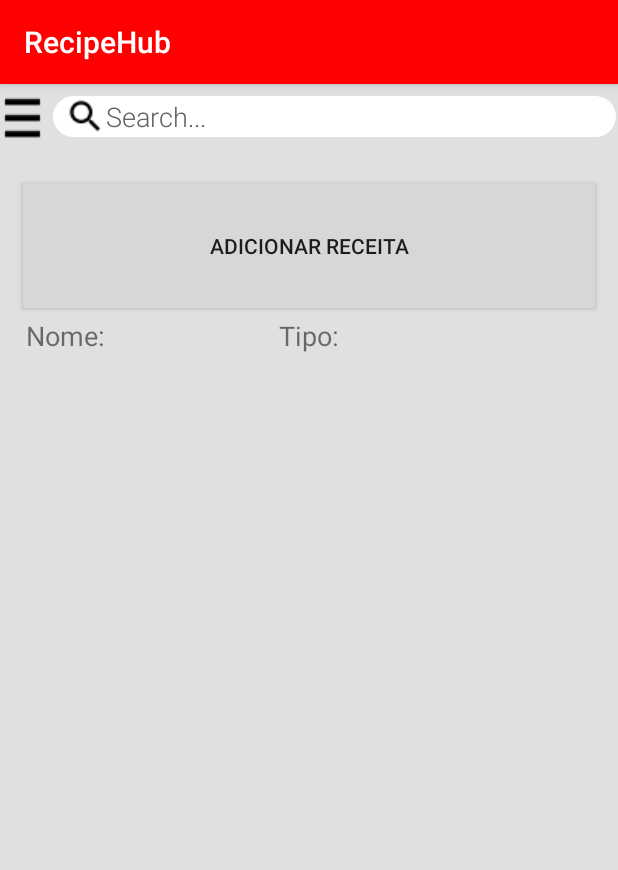
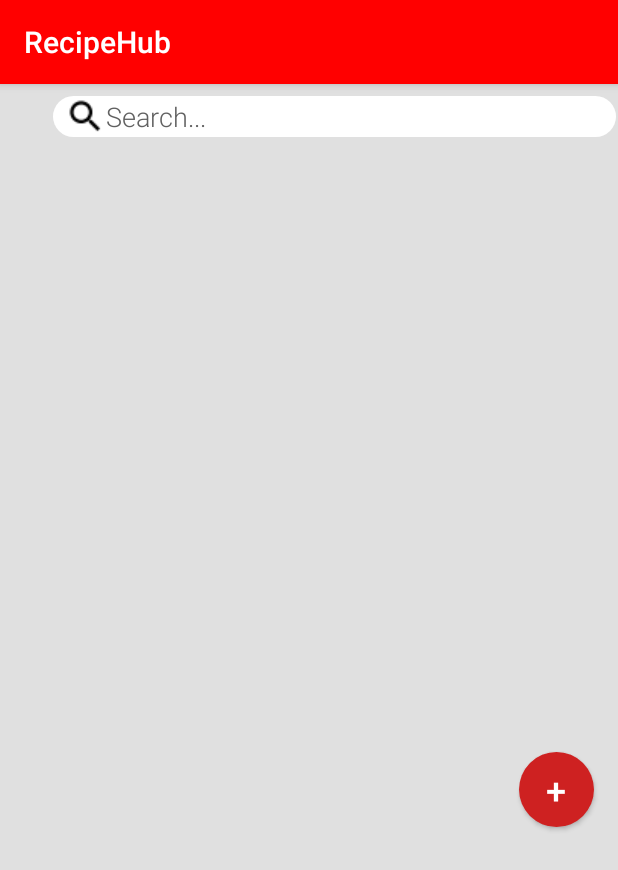
Before and after one commit to leosauberman/RecipeHub, an Android app: the screen it shows after launch (MainActivity), on a phone screen of 412 x 824 dp. Shown: the top 870 px of the screen. Run offline under Robolectric (Android 15) with nearby library versions, the phone set to English and light mode, and no system bars; 3 statements that could not run were skipped.

Commit message:
Implementei banco de dados(Create, Insert e Read) e ListView. Ainda não funcional.

```diff
--- /dev/null
+++ b/app/src/main/java/com/example/leonardomoraes/myapplication/DataBaseHelper.java
@@ -0,0 +1,67 @@
+package com.example.leonardomoraes.myapplication;
+
+import android.content.ContentValues;
+import android.content.Context;
+import android.database.Cursor;
+import android.database.sqlite.SQLiteDatabase;
+import android.database.sqlite.SQLiteOpenHelper;
+
+/**
+ * Created by ADM on 22/05/2017.
+ */
+
+public class DataBaseHelper extends SQLiteOpenHelper {
+    public static final String DATABASE_NAME = "RecipeHub.db";
+    public static final String TABLE_NAME = "tabela_Receitas";
+
+    public static final String COL_1 = "ID";
+    public static final String COL_2 = "NOME";
+    public static final String COL_3 = "INGREDIENTES";
+    public static final String COL_4 = "TEMPO";
+    public static final String COL_5 = "SABOR";
+    public static final String COL_6 = "TIPO";
+    public static final String COL_7 = "PREPARO";
+    //imagem
+    public DataBaseHelper(Context context) {
+        super(context, DATABASE_NAME, null, 1);
+        SQLiteDatabase db = this.getWritableDatabase();
+    }
+    @Override
+    public void onCreate(SQLiteDatabase db){
+        db.execSQL("CREATE " + DATABASE_NAME +
+                "(ID INTEGER PRIMARY KEY AUTOINCREMENT," +
+                "NOME TEXT, " +
+                "INGREDIENTE TEXT, " +
+                "TEMPO INTEGER, " +
+                "SABOR TEXT, " +
+                "TIPO TEXT, " +
+                "PREPARO TEXT)");
+    }
+    @Override
+    public void onUpgrade(SQLiteDatabase db, int oldVersion, int newVersion){
+        db.execSQL("DROP TABLE IF EXISTS" + TABLE_NAME);
+    }
+    public boolean insertData(String nome, String ingredientes, int tempo, String sabor, String tipo, String preparo){
+        SQLiteDatabase db = this.getWritableDatabase();
+        ContentValues valores  = new ContentValues();
+        valores.put(COL_2, nome);
+        valores.put(COL_3, ingredientes);
+        valores.put(COL_4, tempo);
+        valores.put(COL_5, sabor);
+        valores.put(COL_6, tipo);
+        valores.put(COL_7, preparo);
+        long result = db.insert(TABLE_NAME, null, valores);
+        db.close();
+        if(result == -1){
+            return false;
+        }
+        else{
+            return true;
+        }
+    }
+    public Cursor getAllData(){
+        SQLiteDatabase db = this.getWritableDatabase();
+        Cursor res = db.rawQuery("SELECT * FROM" + TABLE_NAME, null);
+        return res;
+    }
+}
--- a/app/src/main/java/com/example/leonardomoraes/myapplication/MainActivity.java
+++ b/app/src/main/java/com/example/leonardomoraes/myapplication/MainActivity.java
@@ -1,29 +1,54 @@
 package com.example.leonardomoraes.myapplication;
 
 import android.content.Intent;
+import android.database.Cursor;
 import android.support.v7.app.AppCompatActivity;
 import android.os.Bundle;
+import android.support.v7.widget.ListViewCompat;
 import android.view.View;
+import android.widget.ArrayAdapter;
 import android.widget.Button;
 import android.widget.EditText;
+import android.widget.ListView;
 import android.widget.Spinner;
 import android.widget.TextView;
 import android.widget.Toast;
 
+import java.util.ArrayList;
+import java.util.List;
+
 public class MainActivity extends AppCompatActivity {
 
-    private Button add1, menu1;
-    private TextView receitaFeed, tipoTextView, sdTextView;
+    private Button add1;
+    private ListView listaReceitas;
+    private List<String> feed = new ArrayList<String>();
 
     @Override
     protected void onCreate(Bundle savedInstanceState) {
         super.onCreate(savedInstanceState);
         setContentView(R.layout.main);
 
-        receitaFeed = (TextView) findViewById(R.id.receitaFeed);
-        tipoTextView = (TextView) findViewById(R.id.tipoTextView);
-        sdTextView = (TextView) findViewById(R.id.sdTextView);
-
+        DataBaseHelper myDB = new DataBaseHelper(this);
+        Cursor res = myDB.getAllData();
+        if(res != null && res.getCount() > 0) {
+            while (res.moveToNext()) {
+                feed.add("Nome: " + res.getString(1));
+                feed.add("Tempo: " + res.getString(3));
+                feed.add("Sabor: " + res.getString(4));
+                feed.add("Tipo: " + res.getString(5));
+            }
+            Toast.makeText(this, "TOMA OS DADO AE", Toast.LENGTH_LONG);
+        }
+        else{
+            Toast.makeText(this, "No hay datos", Toast.LENGTH_LONG);
+        }
+        ArrayAdapter<String> adapter = new ArrayAdapter<String>(
+                getApplicationContext(),
+                android.R.layout.simple_list_item_1,
+                android.R.id.text1,
+                feed
+        );
+        listaReceitas.setAdapter(adapter);
         add1 = (Button) findViewById(R.id.addRecipe);
         add1.setOnClickListener(new View.OnClickListener()
         {
@@ -31,35 +56,5 @@ public class MainActivity extends AppCompatActivity {
                 startActivity(new Intent(MainActivity.this, TelaReceita.class));
             }
         });
-
-        Intent intent = getIntent();
-        if (intent != null) {
-            Bundle params = intent.getExtras();
-            if (params != null) {
-                String nome = params.getString("nome");
-                String tipo = params.getString("tipo");
-                String sOUd = params.getString("sOUd");
-                String string1 = getString(R.string.nome);
-                String string2 = getString(R.string.tipo);
-
-                receitaFeed.setText(string1+ " " + nome);
-                tipoTextView.setText(string2+ " " + tipo);
-                sdTextView.setText(sOUd);
-            }
-            else{
-                receitaFeed.setText(getString(R.string.nome));
-                tipoTextView.setText(getString(R.string.tipo));
-                sdTextView.setText(" ");
-            }
-        }
-    }
-    protected void onActivityResult(int codigoTela, int resultado, Intent intent){
-        if(codigoTela == 1) {
-            Bundle params = intent.getExtras();
-            if (params != null) {
-                String msg = params.getString("msg");
-                Toast.makeText(this, "TelaReceita -> Resultado: " + resultado + " | Msg: " + msg, Toast.LENGTH_LONG).show();
-            }
-        }
     }
 }
--- a/app/src/main/res/layout/activity_tela_receita.xml
+++ b/app/src/main/res/layout/activity_tela_receita.xml
@@ -102,8 +102,8 @@
         android:layout_marginBottom="101dp"
         android:layout_marginTop="300dp" />
 
-    <ImageView
-        android:id="@+id/imageView"
+    <ImageButton
+        android:id="@+id/imageButton"
         android:layout_width="60dp"
         android:layout_height="60dp"
         android:layout_alignBottom="@id/ingredientesEdit"
--- a/app/src/main/res/layout/main.xml
+++ b/app/src/main/res/layout/main.xml
@@ -2,8 +2,8 @@
 <RelativeLayout xmlns:android="http://schemas.android.com/apk/res/android"
     xmlns:app="http://schemas.android.com/apk/res-auto"
     xmlns:tools="http://schemas.android.com/tools"
-    android:layout_width="wrap_content"
-    android:layout_height="wrap_content"
+    android:layout_width="match_parent"
+    android:layout_height="match_parent"
     android:background="@color/searchBackground"
     android:orientation="vertical"
     android:theme="@style/AppTheme">
@@ -22,86 +22,39 @@
         android:hint="Search..."
         android:paddingLeft="8dp"
         android:paddingStart="8dp"
-        android:singleLine="true"
+        android:maxLines="1"
         android:textColor="@color/searchText"
         android:textColorHint="@color/searchHint"
         android:textSize="18sp" />
 
     <Button
         android:id="@+id/addRecipe"
-        android:layout_width="389dp"
-        android:layout_height="95dp"
-        android:layout_centerHorizontal="true"
-        android:layout_marginTop="60dp"
-        android:onClick="novaReceita"
-        android:text="Adicionar receita" />
-
-    <Button
-        android:id="@+id/menuID"
-        android:layout_width="30dp"
-        android:layout_height="wrap_content"
-        android:layout_alignBaseline="@id/search"
-        android:layout_marginLeft="0dp"
-        android:background="@drawable/ic_menu_black_24dp"
-        android:onClick="onClick" />
-
-    <TableLayout
+        android:layout_width="50dp"
+        android:layout_height="50dp"
+        android:layout_alignParentEnd="true"
+        android:layout_marginEnd="16dp"
+        android:layout_marginTop="445dp"
+        android:background="@drawable/round_button"
+        android:onClick="onClick"
+        android:text="+"
+        android:textColor="#ffffff"
+        android:textSize="24sp" />
+    <ListView
+        android:id="@+id/listView"
         android:layout_width="match_parent"
         android:layout_height="match_parent"
-        android:layout_below="@id/addRecipe">
-
-        <TableRow
-            android:id="@+id/firstRecipe"
-            android:layout_width="match_parent"
-            android:layout_height="match_parent"
-            android:layout_alignTop="@id/addRecipe">
-
-            <TextView
-                android:id="@+id/receitaFeed"
-                android:layout_width="wrap_content"
-                android:layout_height="wrap_content"
-                android:layout_marginStart="17dp"
-                android:text="TextView"
-                android:textSize="18sp" />
-
-            <TextView
-                android:id="@+id/tipoTextView"
-                android:layout_width="wrap_content"
-                android:layout_height="wrap_content"
-                android:layout_alignBaseline="@+id/receitaFeed"
-                android:layout_alignBottom="@+id/receitaFeed"
-                android:layout_marginStart="116dp"
-                android:layout_toEndOf="@+id/receitaFeed"
-                android:text="TextView"
-                android:textSize="18sp" />
-        </TableRow>
-
-        <TableRow
-            android:layout_width="match_parent"
-            android:layout_height="match_parent"
-            >
-
-            <TextView
-                android:id="@+id/sdTextView"
-                android:layout_width="wrap_content"
-                android:layout_height="wrap_content"
-                android:layout_marginStart="17dp"
-                android:text="TextView"
-                android:textSize="18sp"
-                android:textStyle="bold" />
-
-        </TableRow>
-
-        <TableRow
-            android:layout_width="match_parent"
-            android:layout_height="match_parent" />
-
-        <TableRow
-            android:layout_width="match_parent"
-            android:layout_height="match_parent" />
-    </TableLayout>
-
-
-
-
+        android:layout_alignParentLeft="true"
+        android:layout_alignParentStart="true"
+        android:layout_alignParentTop="true"
+        tools:layout_editor_absoluteX="8dp"
+        tools:layout_editor_absoluteY="8dp"
+        />
+    <!-- Recycler View>
+    <android.support.v7.widget.RecyclerView
+        android:id="@+id/recycler_view"
+        android:scrollbars="vertical"
+        android:layout_width="match_parent"
+        android:layout_height="match_parent"
+        />
+    <!-->
 </RelativeLayout>
```
Also changed, not shown: app/src/main/java/com/example/leonardomoraes/myapplication/Receita.java (added, +63 -0 lines), app/src/main/java/com/example/leonardomoraes/myapplication/TelaReceita.java (+20 -45 lines), 377 other files.
